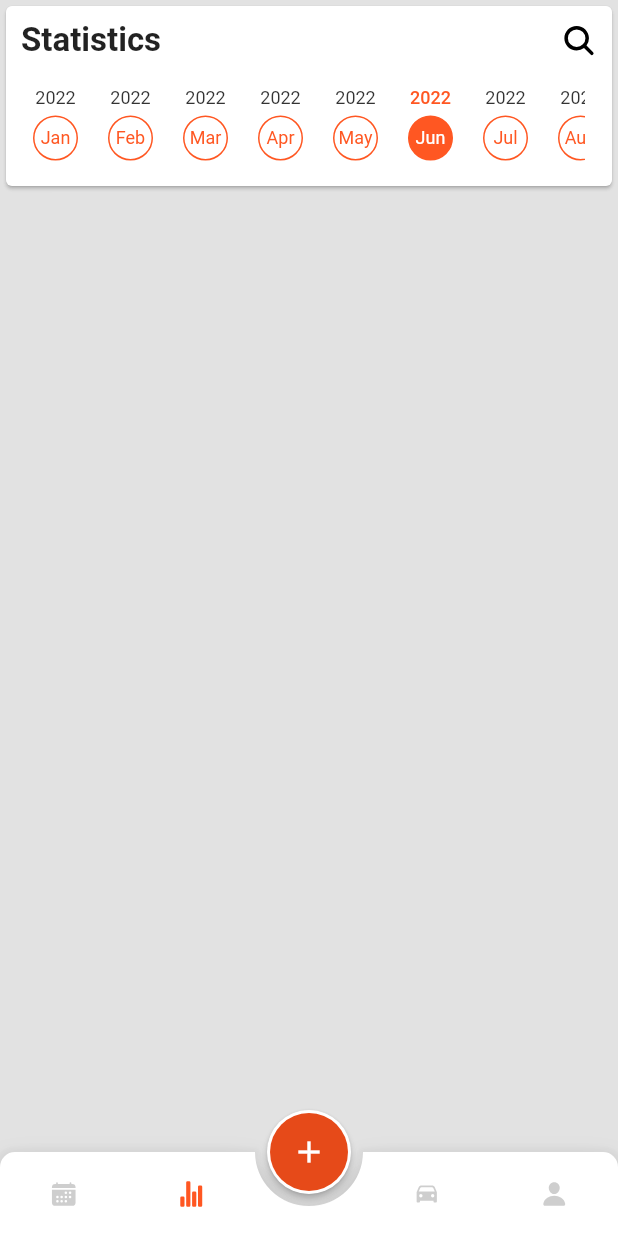
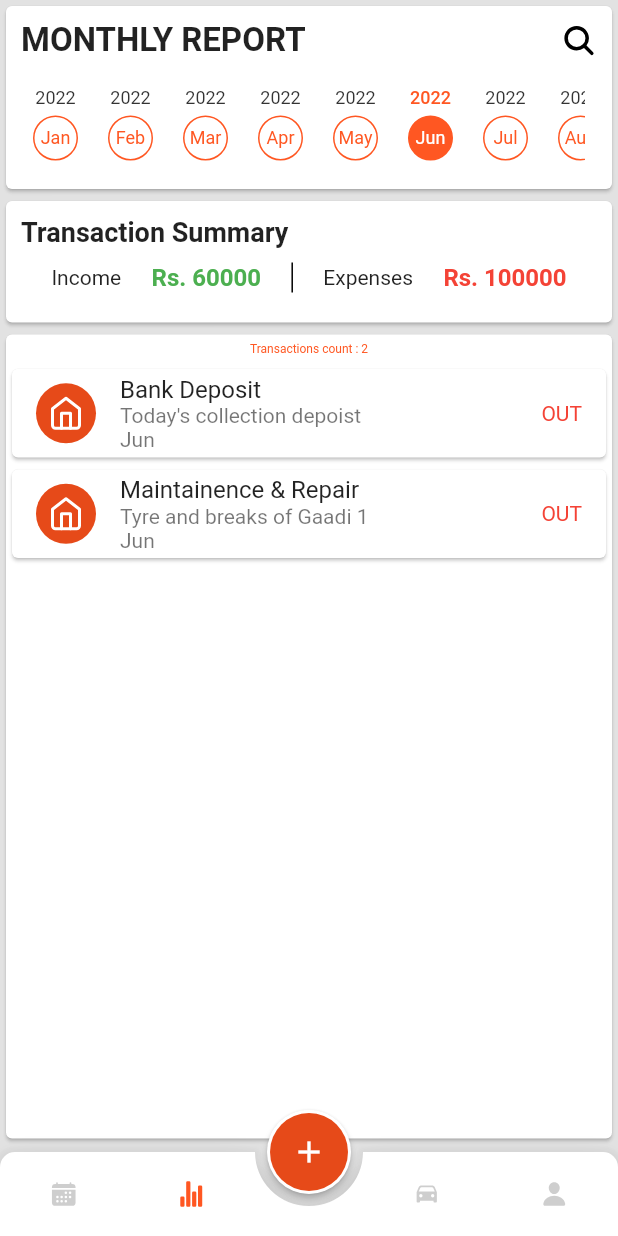
Before and after one commit to VivekJung/hamro_gaadi_v2, a Flutter app: the screen it shows after launch, item 2 of the bottom bar chosen, on a phone screen of 412 x 824 dp. Run offline on Flutter 3.47's test engine with Material 2 defaults, Android fonts, the phone set to English and light mode, and no system bars; drawn by our look-alikes of animated_bottom_navigation_bar; our stand-ins replace flutter_feather_icons, ionicons; missing offline and left inert: dart:ffi.

Commit message:
statpage-UI-complete

```diff
--- a/lib/resources/test files/days_and_months.dart
+++ b/lib/resources/test files/days_and_months.dart
@@ -9,24 +9,24 @@ List days = [
 ];
 
 List months = [
-  {"label": "2022", "month": "Jan"},
-  {"label": "2022", "month": "Feb"},
-  {"label": "2022", "month": "Mar"},
-  {"label": "2022", "month": "Apr"},
-  {"label": "2022", "month": "May"},
-  {"label": "2022", "month": "Jun"},
-  {"label": "2022", "month": "Jul"},
-  {"label": "2022", "month": "Aug"},
-  {"label": "2022", "month": "Sep"},
-  {"label": "2022", "month": "Oct"},
-  {"label": "2022", "month": "Nov"},
-  {"label": "2022", "month": "Dec"},
+  {"label": "2022", "month": "Jan", "id": 1},
+  {"label": "2022", "month": "Feb", "id": 2},
+  {"label": "2022", "month": "Mar", "id": 3},
+  {"label": "2022", "month": "Apr", "id": 4},
+  {"label": "2022", "month": "May", "id": 5},
+  {"label": "2022", "month": "Jun", "id": 6},
+  {"label": "2022", "month": "Jul", "id": 7},
+  {"label": "2022", "month": "Aug", "id": 8},
+  {"label": "2022", "month": "Sep", "id": 9},
+  {"label": "2022", "month": "Oct", "id": 10},
+  {"label": "2022", "month": "Nov", "id": 11},
+  {"label": "2022", "month": "Dec", "id": 12},
 ];
 
 List dailyTransaction = [
   {
     "name": "Bank Deposit",
-    "date": "Mon 11 AM",
+    "date": "Jun",
     "price": "100000",
     "remarks": "Today's collection depoist",
     "type": "OUT",
@@ -34,35 +34,35 @@ List dailyTransaction = [
   },
   {
     "name": "Maintainence & Repair",
-    "date": "Fri 8 AM",
+    "date": "Jun",
     "price": "20000",
     "remarks": "Tyre and breaks of Gaadi 1",
     "type": "OUT",
   },
   {
     "name": "Income",
-    "date": "Fri 8 PM",
+    "date": "May",
     "price": "30000",
     "remarks": "Gaadi 1 service income",
     "type": "IN",
   },
   {
     "name": "Salary",
-    "date": "Sun 9 AM",
+    "date": "May",
     "price": "30000",
     "remarks": "Salary paid to both drivers",
     "type": "OUT",
   },
   {
     "name": "Income",
-    "date": "Fri 8 PM",
+    "date": "Jan",
     "price": "24000",
     "remarks": "Gaadi 2 service income",
     "type": "IN",
   },
   {
     "name": "Personal Expense",
-    "date": "Thu 4 PM",
+    "date": "Feb",
     "price": "5000",
     "remarks": "Allowance taken",
     "type": "OUT",
@@ -109,4 +109,11 @@ List dailyTransaction = [
     "remarks": "Allowance taken",
     "type": "OUT",
   },
+  {
+    "name": "Income",
+    "date": "Mar",
+    "price": "10000",
+    "remarks": "Gaadi 2 service income",
+    "type": "IN",
+  },
 ];
--- a/lib/screens/tabs/daily_reports.dart
+++ b/lib/screens/tabs/daily_reports.dart
@@ -26,13 +26,17 @@ class _DailyReportsState extends State<DailyReports> {
 
   Widget getBody(context) {
     var size = MediaQuery.of(context).size;
-    return Column(
+    return Container(
+      margin: const EdgeInsets.only(bottom: 5),
+      child: Column(
         children: [
           //header card
-        Card(
+          SizedBox(
+            height: 130,
+            child: Card(
               child: Padding(
-            padding:
-                const EdgeInsets.only(top: 10, bottom: 10, right: 10, left: 10),
+                padding: const EdgeInsets.only(
+                    top: 10, bottom: 10, right: 10, left: 10),
                 child:
                     //header row
                     Column(
@@ -43,27 +47,47 @@ class _DailyReportsState extends State<DailyReports> {
                       children: [
                         const Text(
                           "Transactions",
-                      style:
-                          TextStyle(fontWeight: FontWeight.bold, fontSize: 22),
+                          style: TextStyle(
+                              fontWeight: FontWeight.bold, fontSize: 22),
                         ),
                         Icon(Ionicons.search, color: ColorTheme().blackColor),
                       ],
                     ),
-                const SizedBox(height: 20),
-                //week tabs row
-                Row(
-                  mainAxisAlignment: MainAxisAlignment.spaceEvenly,
-                  children: List.generate(7, (index) {
-                    return weekTabs(size, index);
-                  }),
+
+                    //day tabs
+
+                    const SizedBox(height: 10),
+                    Expanded(
+                      child: Padding(
+                        padding: const EdgeInsets.all(8.0),
+                        child: ListView.builder(
+                          itemCount: days.length,
+                          scrollDirection: Axis.horizontal,
+                          itemBuilder: (context, index) {
+                            var day = days[index];
+                            return weekTabs(size, index, day);
+                          },
+                        ),
+                      ),
                     ),
                   ],
                 ),
               ),
             ),
+          ),
 
           //income/expense  card
-        Card(
+          incomeExpenseStatus(),
+
+          // transaction summary
+          Expanded(child: transactionSection(context)),
+        ],
+      ),
+    );
+  }
+
+  Card incomeExpenseStatus() {
+    return Card(
       child: Padding(
         padding: const EdgeInsets.all(10.0),
         child: Column(
@@ -110,11 +134,6 @@ class _DailyReportsState extends State<DailyReports> {
           ],
         ),
       ),
-        ),
-
-        // transaction summary
-        Expanded(child: transactionSection(context)),
-      ],
     );
   }
 
@@ -175,27 +194,28 @@ class _DailyReportsState extends State<DailyReports> {
     super.initState();
   }
 
-  Widget weekTabs(size, index) {
-    DateTimeExtractor().getDayAsInteger(activeDay);
+  Widget weekTabs(size, index, day) {
+    log('Active month:$activeDay');
     return GestureDetector(
       onTap: () {
         setState(() {
           activeDay = index;
         });
       },
-      child: SizedBox(
-        width: (size.width - 40) / 7,
-        child: Column(
+      child: Row(
+        children: [
+          Column(
             children: [
               Text(
-              days[index]['label'],
+                day['label'],
                 style: TextStyle(
                     fontSize: 12,
                     color: activeDay == index
                         ? ColorTheme().primaryColor
                         : ColorTheme().blackColor.withOpacity(0.8),
-                  fontWeight:
-                      activeDay == index ? FontWeight.w500 : FontWeight.normal),
+                    fontWeight: activeDay == index
+                        ? FontWeight.w500
+                        : FontWeight.normal),
               ),
               const SizedBox(height: 5),
               Container(
@@ -210,7 +230,7 @@ class _DailyReportsState extends State<DailyReports> {
                 ),
                 child: Center(
                   child: Text(
-                  days[index]['day'],
+                    day['day'],
                     style: TextStyle(
                       fontSize: 12,
                       color: activeDay != index
@@ -222,6 +242,8 @@ class _DailyReportsState extends State<DailyReports> {
               ),
             ],
           ),
+          const SizedBox(width: 20),
+        ],
       ),
     );
   }
--- a/lib/screens/tabs/stats_screen.dart
+++ b/lib/screens/tabs/stats_screen.dart
@@ -1,11 +1,12 @@
 import 'dart:developer';
 
 import 'package:flutter/material.dart';
-import 'package:flutter/src/foundation/key.dart';
-import 'package:flutter/src/widgets/framework.dart';
+import 'package:flutter_feather_icons/flutter_feather_icons.dart';
+
 import 'package:hamro_gaadi/resources/color_theme.dart';
 import 'package:hamro_gaadi/resources/dateTime_extractor.dart';
 import 'package:hamro_gaadi/resources/test%20files/days_and_months.dart';
+import 'package:hamro_gaadi/screens/transaction_details.dart';
 import 'package:ionicons/ionicons.dart';
 
 class StatsScreen extends StatefulWidget {
@@ -24,19 +25,25 @@ class _StatsScreenState extends State<StatsScreen> {
     );
   }
 
+  int activeMonth = 1;
+  @override
+  void initState() {
+    activeMonth = DateTimeExtractor().getMonthAsInteger(activeMonth);
+    super.initState();
+  }
+
   Widget getBody(context) {
-    var size = MediaQuery.of(context).size;
     return Column(
       mainAxisAlignment: MainAxisAlignment.start,
       crossAxisAlignment: CrossAxisAlignment.start,
       children: [
         //header card
         SizedBox(
-          height: 128,
+          height: 130,
           child: Card(
             child: Padding(
               padding: const EdgeInsets.only(
-                  top: 10, bottom: 0, right: 10, left: 10),
+                  top: 10, bottom: 10, right: 10, left: 10),
               child:
                   //header row
                   Column(
@@ -45,7 +52,7 @@ class _StatsScreenState extends State<StatsScreen> {
                     mainAxisAlignment: MainAxisAlignment.spaceBetween,
                     children: [
                       const Text(
-                        "Statistics",
+                        "MONTHLY REPORT",
                         style: TextStyle(
                             fontWeight: FontWeight.bold, fontSize: 22),
                       ),
@@ -71,6 +78,9 @@ class _StatsScreenState extends State<StatsScreen> {
             ),
           ),
         ),
+        incomeExpenseStatus(),
+
+        Expanded(child: MonthlyBasisTransactions(activeMonth: activeMonth))
       ],
     );
   }
@@ -78,9 +88,7 @@ class _StatsScreenState extends State<StatsScreen> {
   monthTabs(month, index) {
     log('Active month:$activeMonth');
 
-    return Column(
-      children: [
-        GestureDetector(
+    return GestureDetector(
       onTap: () {
         setState(() {
           activeMonth = index;
@@ -130,27 +138,156 @@ class _StatsScreenState extends State<StatsScreen> {
           const SizedBox(width: 20),
         ],
       ),
+    );
+  }
+
+  incomeExpenseStatus() {
+    return Card(
+      child: Padding(
+        padding: const EdgeInsets.all(10.0),
+        child: Column(
+          crossAxisAlignment: CrossAxisAlignment.start,
+          children: [
+            const Text(
+              "Transaction Summary",
+              style: TextStyle(fontSize: 18, fontWeight: FontWeight.bold),
+            ),
+            Container(
+              padding: const EdgeInsets.symmetric(vertical: 10.0),
+              child: Row(
+                mainAxisAlignment: MainAxisAlignment.spaceEvenly,
+                children: [
+                  const Text(
+                    "Income",
+                    style: TextStyle(),
+                  ),
+                  const Text(
+                    "Rs. 60000",
+                    style: TextStyle(
+                        color: Colors.green,
+                        fontSize: 16,
+                        fontWeight: FontWeight.bold),
+                  ),
+                  Container(
+                    width: 1,
+                    height: 20,
+                    color: Colors.black,
+                  ),
+                  const Text(
+                    "Expenses",
+                  ),
+                  const Text(
+                    "Rs. 100000",
+                    style: TextStyle(
+                        color: Colors.red,
+                        fontSize: 16,
+                        fontWeight: FontWeight.bold),
+                  ),
+                ],
+              ),
+            ),
+          ],
+        ),
+      ),
+    );
+  }
+}
+//title
+//
+//
+//
+
+class MonthlyBasisTransactions extends StatefulWidget {
+  final dynamic activeMonth;
+  const MonthlyBasisTransactions({Key? key, required this.activeMonth})
+      : super(key: key);
+
+  @override
+  State<MonthlyBasisTransactions> createState() =>
+      _MonthlyBasisTransactionsState();
+}
+
+class _MonthlyBasisTransactionsState extends State<MonthlyBasisTransactions> {
+  @override
+  Widget build(BuildContext context) {
+    var active = widget.activeMonth! ?? "0";
+    var getMonth = months[active];
+
+    return Scaffold(
+      backgroundColor: Colors.transparent,
+      body: Padding(
+        padding: const EdgeInsets.only(top: 0, bottom: 5),
+        child: Card(
+          child: Column(
+            children: [
+              Expanded(child: retrieveThisMonthData(getMonth)),
+            ],
+          ),
+        ),
+      ),
+    );
+  }
+
+  retrieveThisMonthData(var month) {
+    var thisList = dailyTransaction
+        .where((element) => element['date'] == month!["month"])
+        .toList();
+    // log(thisList.toString());
+
+    if (thisList.isEmpty) {
+      return Center(
+        child: Text("Oops! No entries recorded for ${month["month"]}"),
+      );
+    } else {
+      return Column(
+        children: [
+          const SizedBox(height: 5),
+          Text(
+            "Transactions count : ${thisList.length}",
+            style: TextStyle(fontSize: 8, color: ColorTheme().primaryColor),
+          ),
+          const SizedBox(height: 5),
+          Expanded(
+            child: ListView.builder(
+              itemCount: thisList.length,
+              itemBuilder: ((context, index) {
+                var data = thisList[index]!;
+                return Card(
+                  child: ListTile(
+                    onTap: () {
+                      Navigator.push(
+                        context,
+                        MaterialPageRoute(
+                          builder: ((context) =>
+                              TransactionDetailScreen(index: data)),
+                        ),
+                      );
+                    },
+                    leading: const CircleAvatar(
+                      child: Center(child: Icon(FeatherIcons.home)),
+                    ),
+                    title: Text(data['name'].toString()),
+                    subtitle: Column(
+                      mainAxisAlignment: MainAxisAlignment.start,
+                      crossAxisAlignment: CrossAxisAlignment.start,
+                      children: [
+                        Text(data['remarks'].toString()),
+                        Text(data['date'].toString()),
+                      ],
+                    ),
+                    trailing: Text(
+                      data['type'].toString(),
+                      style: TextStyle(
+                          color:
+                              data['type'] == "IN" ? Colors.green : Colors.red),
+                    ),
+                  ),
+                );
+              }),
+            ),
           ),
         ],
       );
     }
-
-  int? activeMonth = 1;
-  @override
-  void initState() {
-    activeMonth = DateTimeExtractor().getMonthAsInteger(activeMonth!);
-    super.initState();
   }
 }
- //title
-        //         Expanded(
-        //   child: Card(
-        //     child: Column(
-        //       children: [
-        //         Text(month["label"]),
-        //         const SizedBox(height: 20),
-        //         ListTile(leading: Text('$index'), title: Text(month["month"])),
-        //       ],
-        //     ),
-        //   ),
-        // ),
```
Lines whose indentation alone changed are shown as unchanged.
